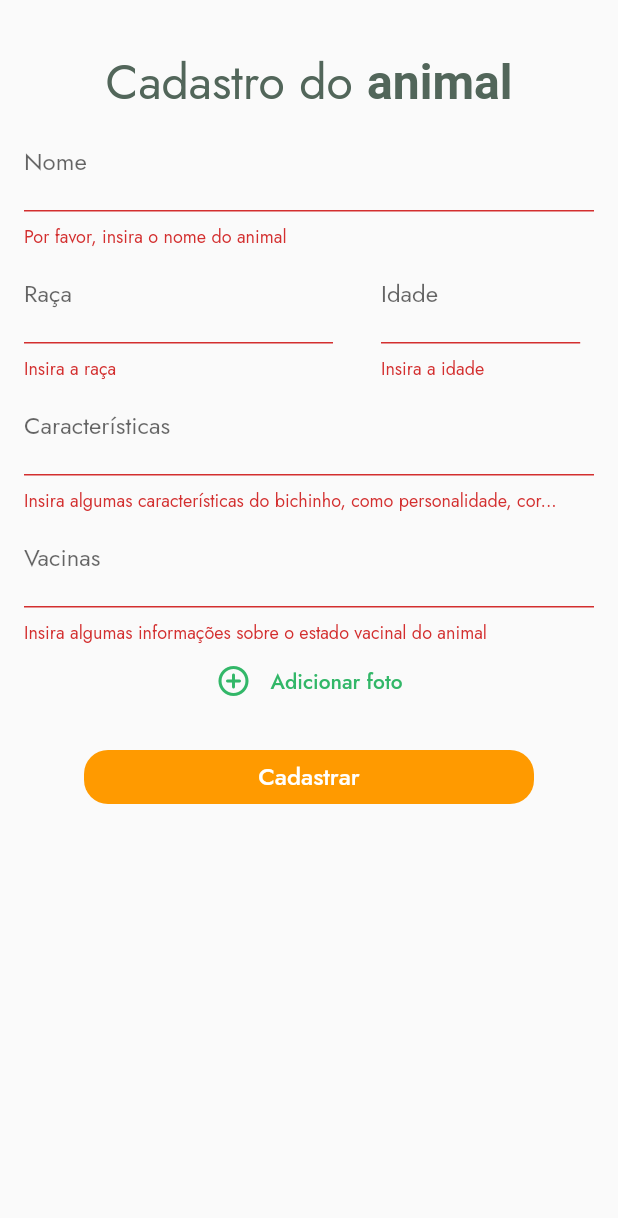
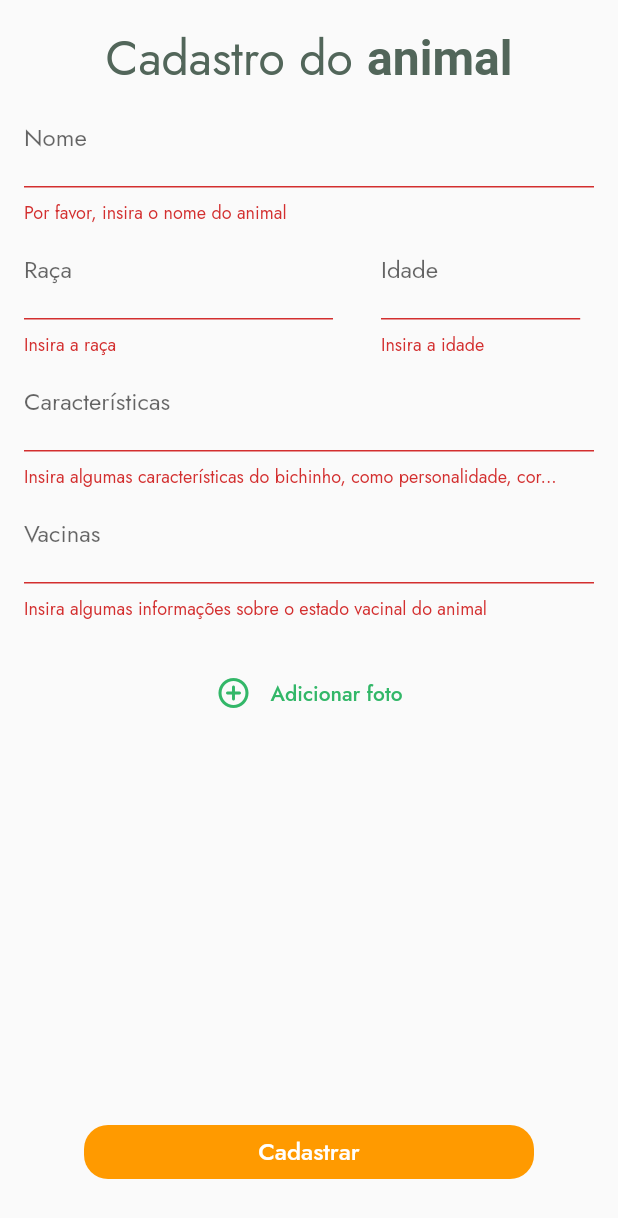
Before and after one commit to mariacarolinaj/adote_um_amigo, a Flutter app: the CadastroAnimalPage screen opened by its route, after a tap on "Cadastrar", on a phone screen of 412 x 824 dp. Shown: the top 1218 px of the screen. Run offline on Flutter 3.47's test engine with Material 2 defaults, Android fonts, the phone set to English and light mode, and no system bars; our stand-ins replace carousel_slider, image_picker.

Commit message:
Ajusta posicionamento de elementos na tela

```diff
--- a/lib/app/cadastro-animal/cadastro-animal_page.dart
+++ b/lib/app/cadastro-animal/cadastro-animal_page.dart
@@ -18,7 +18,6 @@ class CadastroAnimalPage extends StatefulWidget {
 class CadastroAnimalPageState extends State<CadastroAnimalPage> {
   final GlobalKey<FormState> _formKey = GlobalKey<FormState>();
   final CarouselController _buttonCarouselController = CarouselController();
-  int _carouselIndex = -1;
   final Animal _animal = Animal();
   File? _fotoAtualCarousel;
 
@@ -27,12 +26,37 @@ class CadastroAnimalPageState extends State<CadastroAnimalPage> {
     return Scaffold(
         resizeToAvoidBottomInset: false,
         body: Padding(
-        padding: const EdgeInsets.fromLTRB(16, 32, 16, 16),
+          padding: const EdgeInsets.all(16),
+          child: CustomScrollView(
+            slivers: [
+              SliverFillRemaining(
+                hasScrollBody: false,
                 child: Column(
-          children: <Widget>[_buildTitulo(), _buildForm()],
+                  children: <Widget>[
+                    _buildTitulo(),
+                    Expanded(child: _buildForm()),
+                    _buildButton(),
+                  ],
                 ),
               ),
-    );
+            ],
+          ),
+        ));
+
+    //   SingleChildScrollView(
+    //     child: Container(
+    //       padding: const EdgeInsets.fromLTRB(16, 32, 16, 16),
+    //       height: MediaQuery.of(context).size.height,
+    //       child: Column(
+    //         children: <Widget>[
+    //           _buildTitulo(),
+    //           _buildForm(),
+    //           _buildButton(),
+    //         ],
+    //       ),
+    //     ),
+    //   ),
+    // );
   }
 
   Widget _buildTitulo() {
@@ -69,7 +93,6 @@ class CadastroAnimalPageState extends State<CadastroAnimalPage> {
           _buildFieldVacinas(),
           if (_animal.fotos.isNotEmpty) _buildCarouselFotos(),
           _buildImagePicker(),
-          _buildButton(),
         ],
       ),
     );
@@ -181,7 +204,9 @@ class CadastroAnimalPageState extends State<CadastroAnimalPage> {
   }
 
   Widget _buildImagePicker() {
-    return TextButton(
+    return Padding(
+      padding: const EdgeInsets.only(top: 24),
+      child: TextButton(
         onPressed: _animal.fotos.length < 5 ? _buildPhotoSourceDialog : null,
         child: Center(
           child: Row(
@@ -191,9 +216,11 @@ class CadastroAnimalPageState extends State<CadastroAnimalPage> {
                   color: Cores.textoBotaoSecundario),
               Text(
                 '   Adicionar foto',
-              style: TextStyle(color: Cores.textoBotaoSecundario, fontSize: 14),
+                style:
+                    TextStyle(color: Cores.textoBotaoSecundario, fontSize: 14),
               )
             ],
+          ),
         ),
       ),
     );
@@ -266,7 +293,9 @@ class CadastroAnimalPageState extends State<CadastroAnimalPage> {
   }
 
   Widget _buildCarouselFotos() {
-    return Column(children: <Widget>[
+    return Padding(
+      padding: const EdgeInsets.only(top: 32),
+      child: Column(children: <Widget>[
         CarouselSlider(
           options: CarouselOptions(
             autoPlay: false,
@@ -288,7 +317,8 @@ class CadastroAnimalPageState extends State<CadastroAnimalPage> {
           }).toList(),
         ),
         _buildButtonBar(),
-    ]);
+      ]),
+    );
   }
 
   Row _buildButtonBar() {
@@ -352,10 +382,7 @@ class CadastroAnimalPageState extends State<CadastroAnimalPage> {
           ),
           onPressed: () {
             if (_formKey.currentState!.validate()) {
-              ScaffoldMessenger.of(context).showSnackBar(
-                const SnackBar(content: Text('Processando os dados')),
               // fazer upload
-              );
             }
           },
         ),
```
Lines whose indentation alone changed are shown as unchanged.
